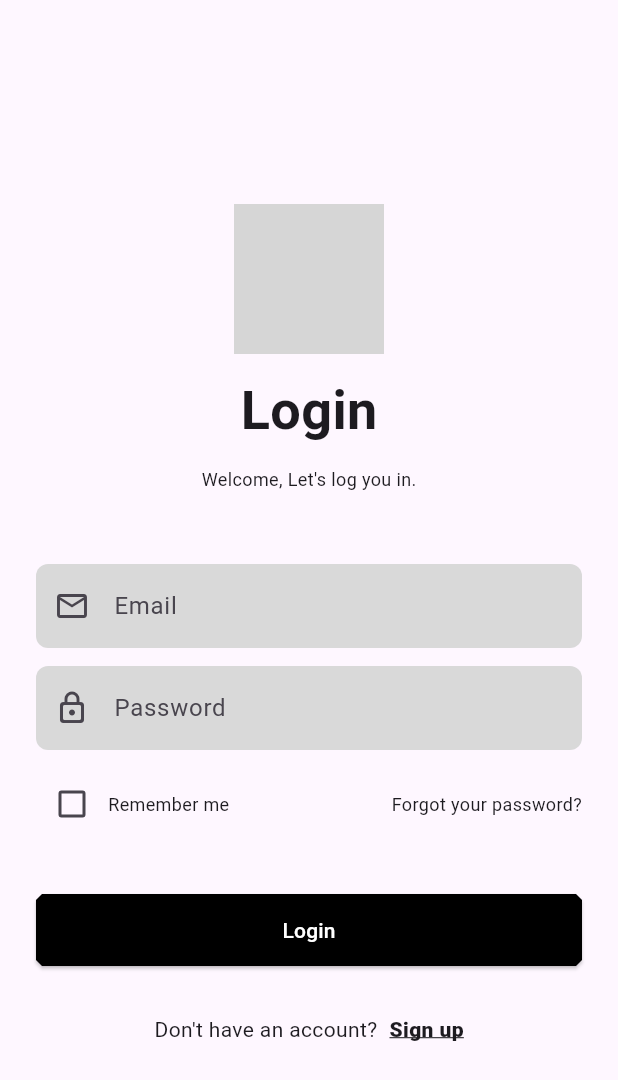
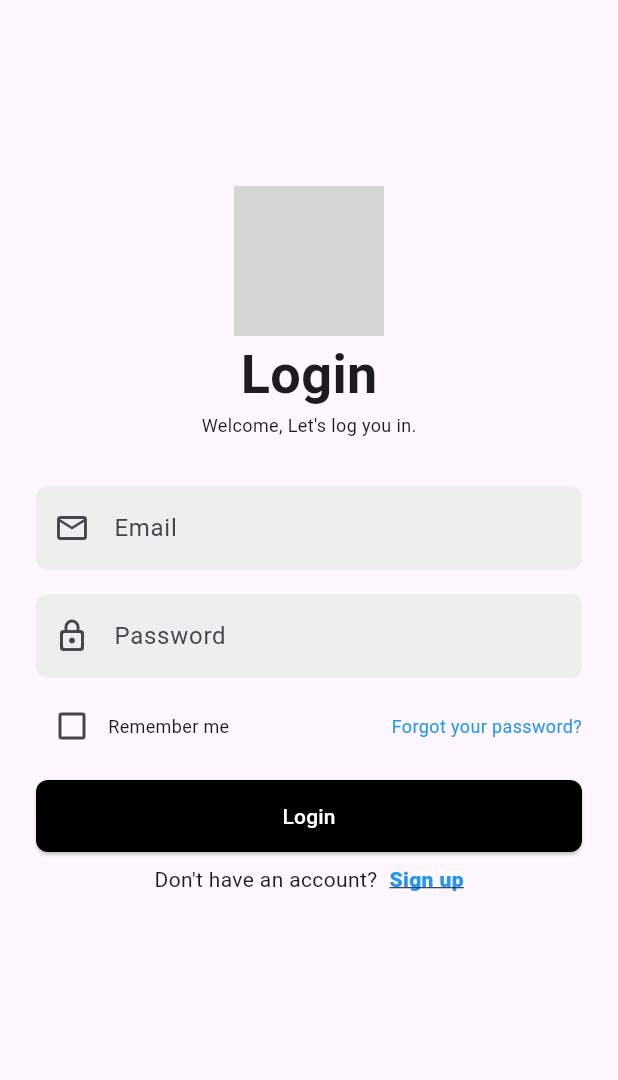
Before and after one commit to shrijalshr/flutter-workshop-training1, a Flutter app: the screen it shows after launch, on a phone screen of 412 x 824 dp. Shown: the top 1080 px of the screen. Run offline on Flutter 3.47's test engine with Material 3 defaults, Android fonts, the phone set to English and light mode, and no system bars; grey boxes are pictures that could not be loaded.

Commit message:
with comment

```diff
--- a/lib/login_screen.dart
+++ b/lib/login_screen.dart
@@ -1,5 +1,6 @@
 import 'package:flutter/material.dart';
 
+// LoginScreen is a StatefulWidget since it contains mutable state (e.g., email input and checkbox state)
 class LoginScreen extends StatefulWidget {
   const LoginScreen({super.key});
 
@@ -8,64 +9,58 @@ class LoginScreen extends StatefulWidget {
 }
 
 class _LoginScreenState extends State<LoginScreen> {
-  String email = "";
-  TextEditingController emailController = TextEditingController(text: "");
-  TextEditingController passwordController = TextEditingController(text: "");
+  // Controllers are used to retrieve user input from TextFields
+  final TextEditingController emailController = TextEditingController();
+  final TextEditingController passwordController = TextEditingController();
+
+  // Boolean variable to store the state of the "Remember Me" checkbox
   bool isRememberMe = false;
+
   @override
   Widget build(BuildContext context) {
     return Scaffold(
       body: SingleChildScrollView(
-        padding: const EdgeInsets.all(
-          24,
-        ),
+        padding: const EdgeInsets.all(24), // Adds padding to the entire screen for better UI spacing
         child: Column(
-          mainAxisAlignment: MainAxisAlignment.center,
-          crossAxisAlignment: CrossAxisAlignment.center,
-          spacing: 12,
+          mainAxisAlignment: MainAxisAlignment.center, // Centers the column content vertically
+          crossAxisAlignment: CrossAxisAlignment.center, // Centers the column content horizontally
           children: [
-            SizedBox(height: 100),
+            const SizedBox(height: 100), // Adds vertical space before the logo
+            // Displays the application logo
             Image.asset(
               "assets/images/logo.png",
               height: 100,
               width: 100,
             ),
-            Text(
+            // Heading for the Login Screen
+            const Text(
               "Login",
               style: TextStyle(fontSize: 36, fontWeight: FontWeight.bold),
             ),
-            Text(
+            // Subtitle for the login screen
+            const Text(
               "Welcome, Let's log you in.",
-              style: TextStyle(
-                fontSize: 12,
+              style: TextStyle(fontSize: 12),
             ),
-            ),
-            SizedBox(
-              height: 24,
-            ),
+            const SizedBox(height: 24), // Adds spacing before the input fields
+            // Email Input Field
             CustomTextField(
               controller: emailController,
               label: 'Email',
-              keyboardType: TextInputType.emailAddress,
-              prefixIcon: Icon(
-                Icons.email_outlined,
-                size: 24,
+              keyboardType: TextInputType.emailAddress, // Ensures the correct keyboard is shown
+              prefixIcon: const Icon(Icons.email_outlined, size: 24),
             ),
-              onSubmitted: (s) {},
-            ),
+            // Password Input Field
             CustomTextField(
               controller: passwordController,
               label: 'Password',
-              obscureText: true,
-              keyboardType: TextInputType.visiblePassword,
-              prefixIcon: Icon(
-                Icons.lock_outline_rounded,
-                size: 24,
-              ),
-              onSubmitted: (s) {},
+              obscureText: true, // Hides password input for security
+              keyboardType: TextInputType.visiblePassword, // Shows password-specific keyboard
+              prefixIcon: const Icon(Icons.lock_outline_rounded, size: 24),
             ),
             Row(
               children: [
+                // Remember Me Checkbox
                 Checkbox(
                   value: isRememberMe,
                   activeColor: Colors.black,
@@ -75,64 +70,62 @@ class _LoginScreenState extends State<LoginScreen> {
                     });
                   },
                 ),
-                Text(
+                const Text(
                   "Remember me",
-                  style: TextStyle(
-                    fontSize: 12,
+                  style: TextStyle(fontSize: 12),
                 ),
-                ),
-                Spacer(),
+                const Spacer(), // Pushes "Forgot your password?" text to the right
+                // Forgot Password Gesture
                 GestureDetector(
                   onTap: () {
+                    // Placeholder action for forgot password functionality
                     print("Pressed Forgot Password");
                   },
-                  child: Text(
+                  child: const Text(
                     "Forgot your password?",
-                    style: TextStyle(fontSize: 12),
+                    style: TextStyle(fontSize: 12, color: Colors.blue),
                   ),
                 ),
               ],
             ),
-            SizedBox(
-              height: 12,
-            ),
+            const SizedBox(height: 12), // Spacing before the login button
+            // Login Button
             CustomButton(
               label: "Login",
               onPressed: () {
+                // Displays a temporary message when the login button is pressed
                 ScaffoldMessenger.of(context).showSnackBar(
                   const SnackBar(content: Text("Login Pressed!")),
                 );
               },
             ),
-            SizedBox(
-              height: 8,
-            ),
+            const SizedBox(height: 8), // Spacing before the sign-up prompt
+            // Sign Up Prompt
             Row(
               mainAxisAlignment: MainAxisAlignment.center,
               children: [
-                Text("Don't have an account?"),
-                SizedBox(
-                  width: 8,
-                ),
+                const Text("Don't have an account?"),
+                const SizedBox(width: 8), // Small gap between text and link
                 GestureDetector(
                   onTap: () {
+                    // Shows a loading dialog when "Sign up" is clicked (temporary UI feedback)
                     showDialog(
                         context: context,
                         builder: (context) {
-                          return AlertDialog(
-                            content: Container(
-                                color: Colors.white,
+                          return const AlertDialog(
+                            content: SizedBox(
                                 height: 100,
                                 width: 100,
-                                child: CircularProgressIndicator()),
+                                child: Center(child: CircularProgressIndicator())),
                           );
                         });
                   },
-                  child: Text(
+                  child: const Text(
                     "Sign up",
                     style: TextStyle(
                         fontWeight: FontWeight.w800,
-                        decoration: TextDecoration.underline),
+                        decoration: TextDecoration.underline,
+                        color: Colors.blue),
                   ),
                 ),
               ],
@@ -144,40 +137,38 @@ class _LoginScreenState extends State<LoginScreen> {
   }
 }
 
+// Custom Button Widget
 class CustomButton extends StatelessWidget {
   const CustomButton({
     super.key,
     required this.label,
-    this.onPressed,
+    required this.onPressed,
   });
 
   final String label;
-  final Function()? onPressed;
+  final VoidCallback onPressed;
 
   @override
   Widget build(BuildContext context) {
     return SizedBox(
-      width: double.maxFinite,
-      height: 48,
+      width: double.infinity, // Makes the button full-width
+      height: 48, // Standard button height
       child: ElevatedButton(
-        onPressed: () {
-          ScaffoldMessenger.of(context).showSnackBar(
-            const SnackBar(content: Text("Sign up Pressed!")),
-          );
-        },
+        onPressed: onPressed,
         style: ElevatedButton.styleFrom(
-          shape: BeveledRectangleBorder(borderRadius: BorderRadius.circular(4)),
-          backgroundColor: Colors.black,
+          shape: RoundedRectangleBorder(borderRadius: BorderRadius.circular(8)), // Rounded button corners
+          backgroundColor: Colors.black, // Button background color
         ),
         child: Text(
           label,
-          style: TextStyle(color: Colors.white),
+          style: const TextStyle(color: Colors.white), // Button text color
         ),
       ),
     );
   }
 }
 
+// Custom Text Field Widget
 class CustomTextField extends StatelessWidget {
   const CustomTextField({
     super.key,
@@ -186,7 +177,6 @@ class CustomTextField extends StatelessWidget {
     this.obscureText = false,
     required this.keyboardType,
     required this.prefixIcon,
-    this.onSubmitted,
   });
 
   final TextEditingController controller;
@@ -194,24 +184,26 @@ class CustomTextField extends StatelessWidget {
   final bool obscureText;
   final TextInputType keyboardType;
   final Widget prefixIcon;
-  final Function(String)? onSubmitted;
 
   @override
   Widget build(BuildContext context) {
-    return TextField(
+    return Padding(
+      padding: const EdgeInsets.symmetric(vertical: 8.0),
+      child: TextField(
         controller: controller,
         keyboardType: keyboardType,
+        obscureText: obscureText, // Determines whether text should be hidden (for passwords)
         decoration: InputDecoration(
           prefixIcon: prefixIcon,
-        label: Text(label),
+          labelText: label, // Adds a label to the input field
           filled: true,
-        fillColor: Color(0xffD9D9D9),
+          fillColor: Colors.grey.shade200, // Light gray background for better UI contrast
           border: OutlineInputBorder(
-          borderRadius: BorderRadius.circular(8),
-          borderSide: BorderSide.none,
+            borderRadius: BorderRadius.circular(8), // Rounded corners for better aesthetics
+            borderSide: BorderSide.none, // Removes the border
           ),
         ),
-      onSubmitted: onSubmitted,
+      ),
     );
   }
 }
```
Lines whose indentation alone changed are shown as unchanged.
